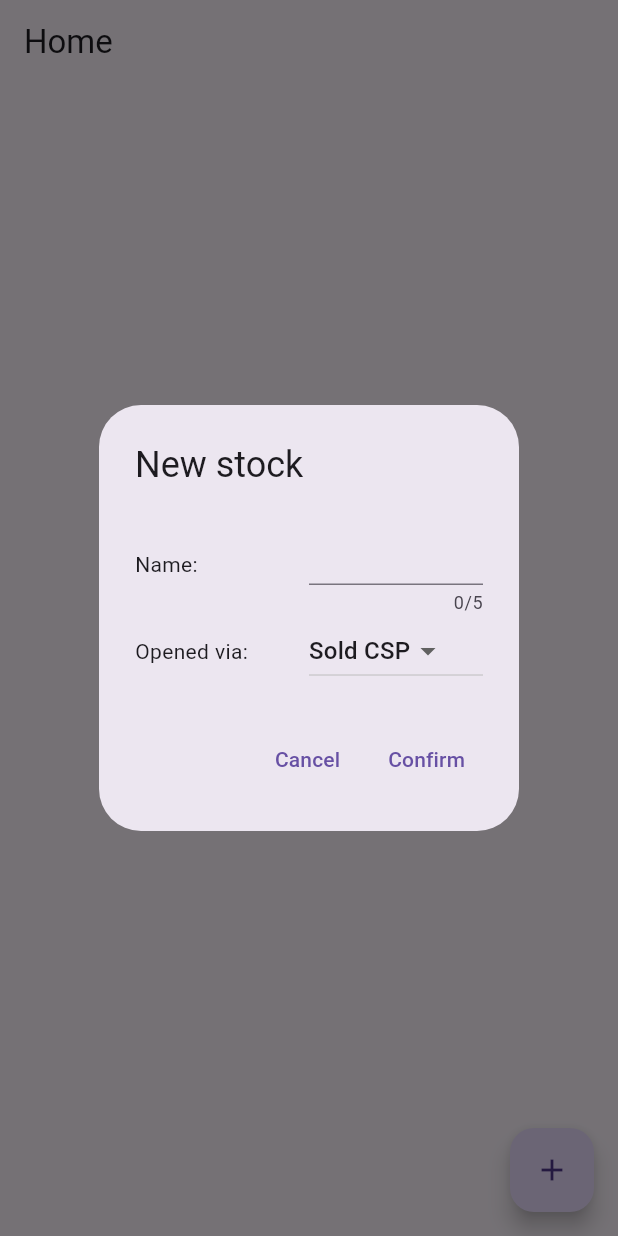
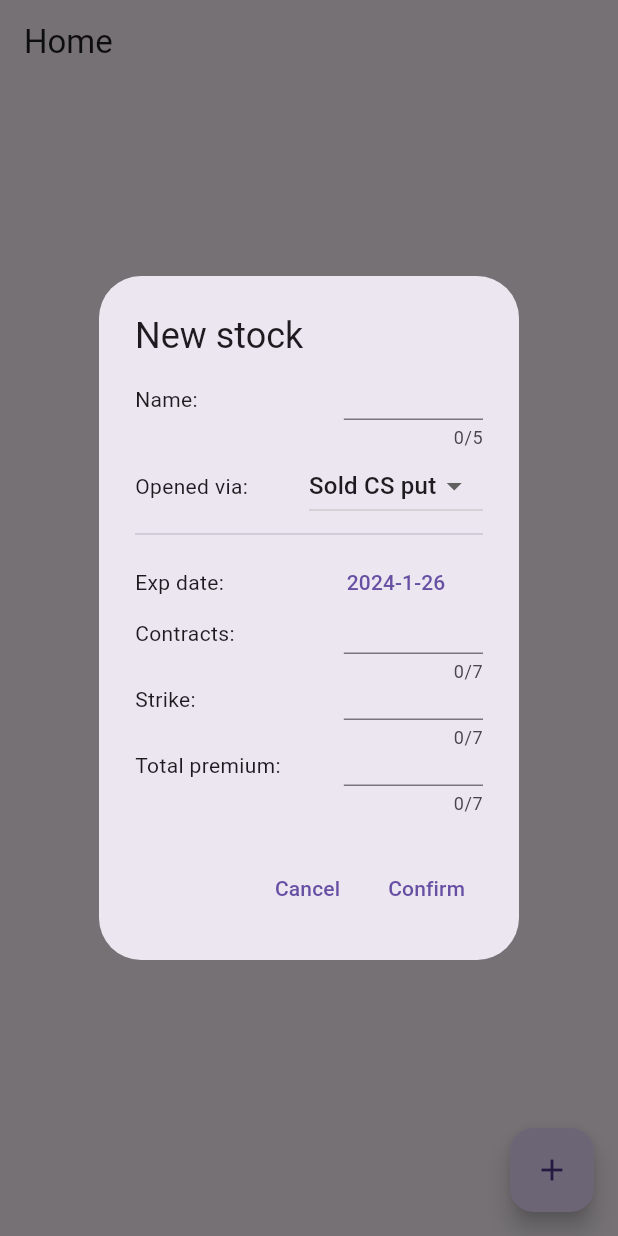
Before and after one commit to jpobeid/wheel_strategy, a Flutter app: the screen it shows after launch, after a tap on the "add" icon, on a phone screen of 412 x 824 dp. Run offline on Flutter 3.47's test engine with Material 3 defaults, Android fonts, the phone set to English and light mode, and no system bars; our stand-ins replace flutter_riverpod.

Commit message:
Added stock gen menu

```diff
--- a/lib/classes/stock.dart
+++ b/lib/classes/stock.dart
@@ -1,6 +1,19 @@
 class Stock {
   final String name;
   int phase;
+  final DateTime dateExpiration;
+  final int nContracts;
+  final double strike;
+  final double premium;
+  final double? cost;
 
-  Stock({required this.name, required this.phase});
+  Stock({
+    required this.name,
+    required this.phase,
+    required this.dateExpiration,
+    required this.nContracts,
+    required this.strike,
+    required this.premium,
+    this.cost,
+  });
 }
--- a/lib/widgets/create_dialog.dart
+++ b/lib/widgets/create_dialog.dart
@@ -1,4 +1,6 @@
 import 'package:flutter/material.dart';
+import 'package:wheel_strategy/classes/stock.dart';
+import 'package:wheel_strategy/widgets/option_features.dart';
 
 class CreateDialog extends StatefulWidget {
   const CreateDialog({super.key});
@@ -9,11 +11,23 @@ class CreateDialog extends StatefulWidget {
 
 class _CreateDialogState extends State<CreateDialog> {
   final TextEditingController _controllerName = TextEditingController(text: '');
+  final TextEditingController _controllerContracts =
+      TextEditingController(text: '');
+  final TextEditingController _controllerStrike =
+      TextEditingController(text: '');
+  final TextEditingController _controllerPremium =
+      TextEditingController(text: '');
+  final TextEditingController _controllerCost = TextEditingController(text: '');
   int _phase = 0;
+  DateTime _dateExpiration = DateTime.now();
 
   @override
   void dispose() {
     _controllerName.dispose();
+    _controllerContracts.dispose();
+    _controllerStrike.dispose();
+    _controllerPremium.dispose();
+    _controllerCost.dispose();
     super.dispose();
   }
 
@@ -25,11 +39,14 @@ class _CreateDialogState extends State<CreateDialog> {
         mainAxisSize: MainAxisSize.min,
         children: [
           Row(
+            crossAxisAlignment: CrossAxisAlignment.start,
             children: [
-              const Expanded(flex: 1, child: Text('Name:')),
+              const Expanded(flex: 3, child: Text('Name:')),
               Expanded(
-                flex: 1,
+                flex: 2,
                 child: TextField(
+                  decoration: const InputDecoration(
+                      contentPadding: EdgeInsets.zero, isDense: true),
                   maxLength: 5,
                   controller: _controllerName,
                 ),
@@ -43,14 +60,14 @@ class _CreateDialogState extends State<CreateDialog> {
                 flex: 1,
                 child: DropdownButton(
                   value: _phase,
-                  items: [
+                  items: const [
                     DropdownMenuItem(
-                      child: Text('Sold CSP'),
                       value: 0,
+                      child: Text('Sold CS put'),
                     ),
                     DropdownMenuItem(
+                      value: 1,
                       child: Text('Sold CC'),
-                      value: 1,
                     ),
                   ],
                   onChanged: (value) {
@@ -64,19 +81,64 @@ class _CreateDialogState extends State<CreateDialog> {
               ),
             ],
           ),
+          const Divider(),
+          Row(
+            children: [
+              const Expanded(flex: 1, child: Text('Exp date:')),
+              Expanded(
+                flex: 1,
+                child: TextButton(
+                  child: Text(
+                      '${_dateExpiration.year}-${_dateExpiration.month}-${_dateExpiration.day}'),
+                  onPressed: () async {
+                    DateTime today = DateTime.now();
+                    DateTime lastDate = DateTime(today.year + 2, 12, 31);
+                    DateTime? result = await showDatePicker(
+                        context: context, firstDate: today, lastDate: lastDate);
+                    if (result != null) {
+                      setState(() {
+                        _dateExpiration = result;
+                      });
+                    }
+                  },
+                ),
+              ),
+            ],
+          ),
+          TableCC(
+            isCoveredCall: _phase == 1,
+            controllerContracts: _controllerContracts,
+            controllerStrike: _controllerStrike,
+            controllerPremium: _controllerPremium,
+            controllerCost: _controllerCost,
+          ),
         ],
       ),
       actions: [
         TextButton(
           onPressed: () => Navigator.of(context).pop(),
-          child: Text('Cancel'),
+          child: const Text('Cancel'),
         ),
         TextButton(
           onPressed: () {
-            print(_controllerName.text);
+            try {
+              Stock stock = Stock(
+                name: _controllerName.text,
+                phase: _phase,
+                dateExpiration: _dateExpiration,
+                nContracts: int.parse(_controllerContracts.text),
+                strike: double.parse(_controllerStrike.text),
+                premium: double.parse(_controllerPremium.text),
+                cost: _controllerCost.text.isEmpty
+                    ? null
+                    : double.parse(_controllerCost.text),
+              );
+            } catch (e) {
+              print(e);
+            }
             Navigator.of(context).pop();
           },
-          child: Text('Confirm'),
+          child: const Text('Confirm'),
         ),
       ],
     );
--- /dev/null
+++ b/lib/widgets/option_features.dart
@@ -0,0 +1,54 @@
+import 'package:flutter/material.dart';
+
+class TableCC extends StatelessWidget {
+  final bool isCoveredCall;
+  final TextEditingController controllerContracts;
+  final TextEditingController controllerCost;
+  final TextEditingController controllerStrike;
+  final TextEditingController controllerPremium;
+
+  const TableCC({
+    super.key,
+    required this.isCoveredCall,
+    required this.controllerContracts,
+    required this.controllerCost,
+    required this.controllerStrike,
+    required this.controllerPremium,
+  });
+
+  Row makeQuantityRow(
+      {required String label,
+      required TextEditingController controllerQuantity}) {
+    return Row(
+      crossAxisAlignment: CrossAxisAlignment.start,
+      children: [
+        Expanded(flex: 3, child: Text(label)),
+        Expanded(
+          flex: 2,
+          child: TextField(
+            decoration: const InputDecoration(
+                contentPadding: EdgeInsets.zero, isDense: true),
+            keyboardType: TextInputType.number,
+            maxLength: 7,
+            controller: controllerQuantity,
+          ),
+        ),
+      ],
+    );
+  }
+
+  @override
+  Widget build(BuildContext context) {
+    return Column(
+      children: [
+        makeQuantityRow(
+            label: 'Contracts:', controllerQuantity: controllerContracts),
+        makeQuantityRow(label: 'Strike:', controllerQuantity: controllerStrike),
+        makeQuantityRow(
+            label: 'Total premium:', controllerQuantity: controllerPremium),
+        isCoveredCall ? makeQuantityRow(
+            label: 'Share avg cost:', controllerQuantity: controllerCost) : Container(),
+      ],
+    );
+  }
+}
```
